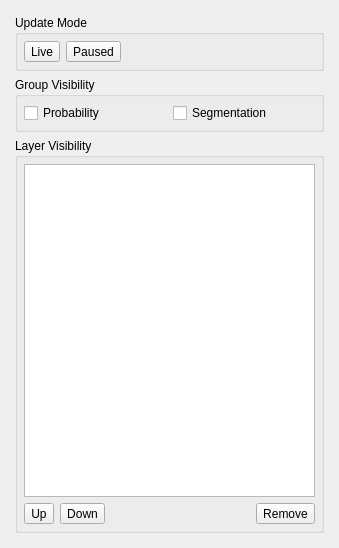
This is ilastik/applets/pixelClassification/viewerControls.ui in ilastik/ilastik as Qt 5 draws it before an edit. The edited form follows.
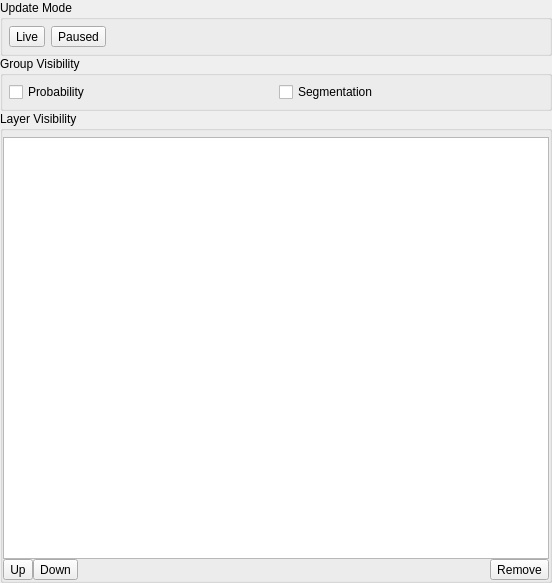
This is the edited form. Icons and pictures are not drawn. Custom widgets are drawn as their Qt base class.

Diff of the .ui file:
```diff
--- a/ilastik/applets/pixelClassification/viewerControls.ui
+++ b/ilastik/applets/pixelClassification/viewerControls.ui
@@ -6,12 +6,12 @@
    <rect>
     <x>0</x>
     <y>0</y>
-    <width>339</width>
-    <height>548</height>
+    <width>552</width>
+    <height>583</height>
    </rect>
   </property>
   <property name="sizePolicy">
-   <sizepolicy hsizetype="Preferred" vsizetype="Maximum">
+   <sizepolicy hsizetype="Preferred" vsizetype="Expanding">
     <horstretch>0</horstretch>
     <verstretch>0</verstretch>
    </sizepolicy>
@@ -19,22 +19,13 @@
   <property name="windowTitle">
    <string>Form</string>
   </property>
-  <layout class="QVBoxLayout" name="verticalLayout_3">
-   <property name="spacing">
-    <number>6</number>
-   </property>
-   <property name="margin">
-    <number>6</number>
-   </property>
-   <item>
-    <widget class="QWidget" name="viewerControls" native="true">
-     <property name="sizePolicy">
-      <sizepolicy hsizetype="Preferred" vsizetype="Expanding">
-       <horstretch>0</horstretch>
-       <verstretch>0</verstretch>
-      </sizepolicy>
-     </property>
      <layout class="QVBoxLayout" name="verticalLayout_2">
+   <property name="spacing">
+    <number>0</number>
+   </property>
+   <property name="margin">
+    <number>0</number>
+   </property>
       <item>
        <layout class="QVBoxLayout" name="verticalLayout_6">
         <item>
@@ -128,9 +119,21 @@
          <string>Layer Visibility</string>
         </property>
         <layout class="QVBoxLayout" name="verticalLayout">
-         <property name="margin">
+      <property name="spacing">
+       <number>0</number>
+      </property>
+      <property name="leftMargin">
+       <number>0</number>
+      </property>
+      <property name="topMargin">
           <number>6</number>
          </property>
+      <property name="rightMargin">
+       <number>0</number>
+      </property>
+      <property name="bottomMargin">
+       <number>0</number>
+      </property>
          <item>
           <widget class="LayerWidget" name="layerWidget">
            <property name="sizePolicy">
@@ -199,9 +202,6 @@
             </widget>
            </item>
           </layout>
-         </item>
-        </layout>
-       </widget>
       </item>
      </layout>
     </widget>
```
Lines whose indentation alone changed are shown as unchanged.
